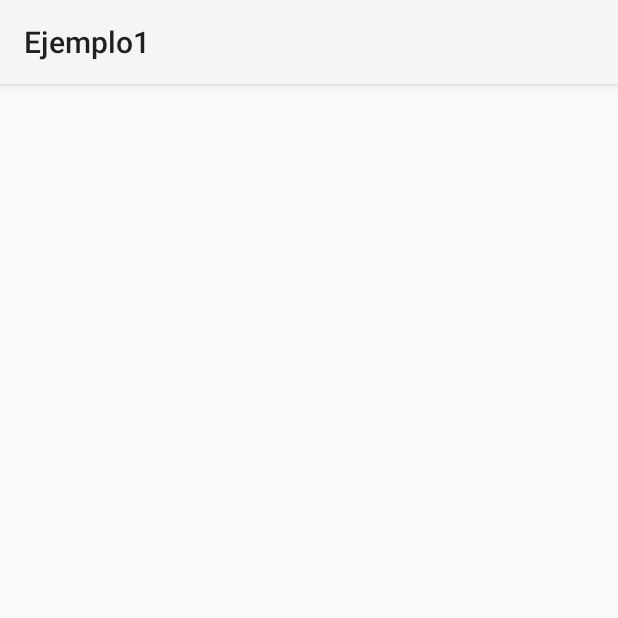
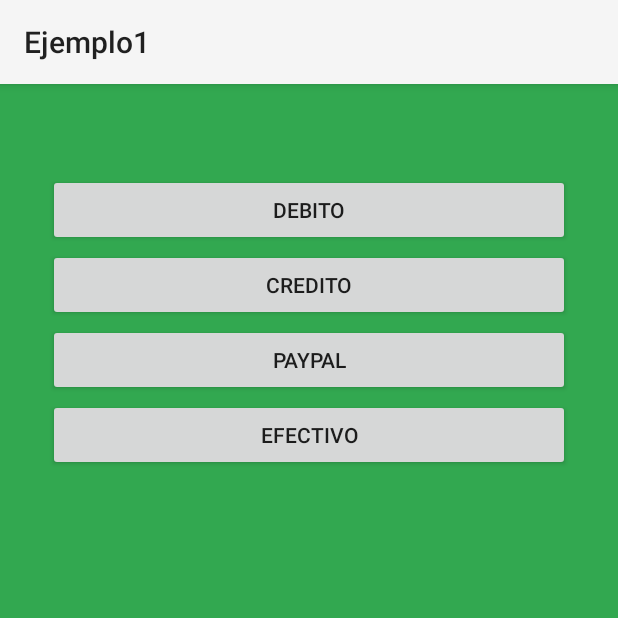
Before and after one commit to Daniel33god/ProEcoEnlaceApp, an Android app: the MetodoPago screen opened directly, with no data from a screen before it, on a phone screen of 412 x 824 dp, the top half of it. Run offline under Robolectric (Android 15) with nearby library versions, the phone set to English and light mode, and no system bars.

Commit message:
Payment method view View made it + Take Photo view implementation

```diff
--- a/app/src/main/java/com/example/ejemplo1/MetodoPago.kt
+++ b/app/src/main/java/com/example/ejemplo1/MetodoPago.kt
@@ -1,6 +1,9 @@
 package com.example.ejemplo1
 
+import android.content.Intent
 import android.os.Bundle
+import android.widget.Button
+import android.widget.Toast
 import androidx.activity.enableEdgeToEdge
 import androidx.appcompat.app.AppCompatActivity
 import androidx.core.view.ViewCompat
@@ -16,5 +19,29 @@ class MetodoPago : AppCompatActivity() {
             v.setPadding(systemBars.left, systemBars.top, systemBars.right, systemBars.bottom)
             insets
         }
+        val Cash = findViewById<Button>(R.id.CashButton)
+        val Paypal = findViewById<Button>(R.id.PaypalButton)
+        val Credit = findViewById<Button>(R.id.CreditButton)
+        val Debit = findViewById<Button>(R.id.DebitButton)
+        Cash.setOnClickListener{
+            Toast.makeText(this, "Metodo de pago efectivo", Toast.LENGTH_SHORT).show()
+            val intent = Intent(this, tomarFoto::class.java)
+            startActivity(intent)
+        }
+        Paypal.setOnClickListener{
+            Toast.makeText(this, "Metodo de pago paypal", Toast.LENGTH_SHORT).show()
+            val intent = Intent(this, tomarFoto::class.java)
+            startActivity(intent)
+        }
+        Credit.setOnClickListener{
+            Toast.makeText(this, "Metodo de pago credito", Toast.LENGTH_SHORT).show()
+            val intent = Intent(this, tomarFoto::class.java)
+            startActivity(intent)
+        }
+        Debit.setOnClickListener{
+            Toast.makeText(this, "Metodo de pago debito", Toast.LENGTH_SHORT).show()
+            val intent = Intent(this, tomarFoto::class.java)
+            startActivity(intent)
+        }
     }
 }
--- a/app/src/main/java/com/example/ejemplo1/tomarFoto.kt
+++ b/app/src/main/java/com/example/ejemplo1/tomarFoto.kt
@@ -1,9 +1,11 @@
 package com.example.ejemplo1
 
+import android.content.Intent
 import android.os.Bundle
 import android.view.View
 import android.widget.Button
 import android.widget.ImageView
+import android.widget.Toast
 import androidx.activity.enableEdgeToEdge
 import androidx.appcompat.app.AppCompatActivity
 import androidx.core.view.ViewCompat
@@ -21,6 +23,11 @@ class tomarFoto : AppCompatActivity() {
         }
         val btnLoadImage = findViewById<Button>(R.id.btnLoadImage)
         val imageView = findViewById<ImageView>(R.id.imageView)
+        val btnMetodoPago = findViewById<Button>(R.id.btnPayment)
+        btnMetodoPago.setOnClickListener{
+            val intent = Intent(this, MetodoPago::class.java)
+            startActivity(intent)
+        }
 
         btnLoadImage.setOnClickListener {
             // Cargar la imagen desde los recursos drawable
--- a/app/src/main/res/layout/activity_metodo_pago.xml
+++ b/app/src/main/res/layout/activity_metodo_pago.xml
@@ -5,6 +5,55 @@
     android:id="@+id/main"
     android:layout_width="match_parent"
     android:layout_height="match_parent"
+    android:background="#32a850"
     tools:context=".MetodoPago">
 
+    <Button
+        android:id="@+id/PaypalButton"
+        android:layout_width="match_parent"
+        android:layout_height="wrap_content"
+        android:layout_marginStart="32dp"
+        android:layout_marginTop="2dp"
+        android:layout_marginEnd="32dp"
+        android:text="Paypal"
+        app:layout_constraintEnd_toEndOf="parent"
+        app:layout_constraintStart_toStartOf="parent"
+        app:layout_constraintTop_toBottomOf="@+id/CreditButton" />
+
+    <Button
+        android:id="@+id/CashButton"
+        android:layout_width="match_parent"
+        android:layout_height="wrap_content"
+        android:layout_marginStart="32dp"
+        android:layout_marginTop="2dp"
+        android:layout_marginEnd="32dp"
+        android:text="Efectivo"
+        app:layout_constraintEnd_toEndOf="parent"
+        app:layout_constraintStart_toStartOf="parent"
+        app:layout_constraintTop_toBottomOf="@+id/PaypalButton" />
+
+    <Button
+        android:id="@+id/DebitButton"
+        android:layout_width="match_parent"
+        android:layout_height="wrap_content"
+        android:layout_marginStart="32dp"
+        android:layout_marginTop="60dp"
+        android:layout_marginEnd="32dp"
+        android:text="Debito"
+        app:layout_constraintEnd_toEndOf="parent"
+        app:layout_constraintStart_toStartOf="parent"
+        app:layout_constraintTop_toTopOf="parent" />
+
+    <Button
+        android:id="@+id/CreditButton"
+        android:layout_width="match_parent"
+        android:layout_height="wrap_content"
+        android:layout_marginStart="32dp"
+        android:layout_marginTop="2dp"
+        android:layout_marginEnd="32dp"
+        android:text="Credito"
+        app:layout_constraintEnd_toEndOf="parent"
+        app:layout_constraintStart_toStartOf="parent"
+        app:layout_constraintTop_toBottomOf="@+id/DebitButton" />
+
 </androidx.constraintlayout.widget.ConstraintLayout>
--- a/app/src/main/res/layout/activity_tomar_foto.xml
+++ b/app/src/main/res/layout/activity_tomar_foto.xml
@@ -32,10 +32,18 @@
             android:visibility="gone" />
 
         <Button
+            android:id="@+id/btnPayment"
+            android:layout_width="wrap_content"
+            android:layout_height="wrap_content"
+            android:text="Metodo de Pago" />
+
+        <Button
             android:id="@+id/button6"
             android:layout_width="wrap_content"
             android:layout_height="wrap_content"
-            android:text="Enviar" /> <!-- Inicialmente invisible -->
+            android:text="Enviar" />
+
+        <!-- Inicialmente invisible -->
     </LinearLayout>
 
 
```
